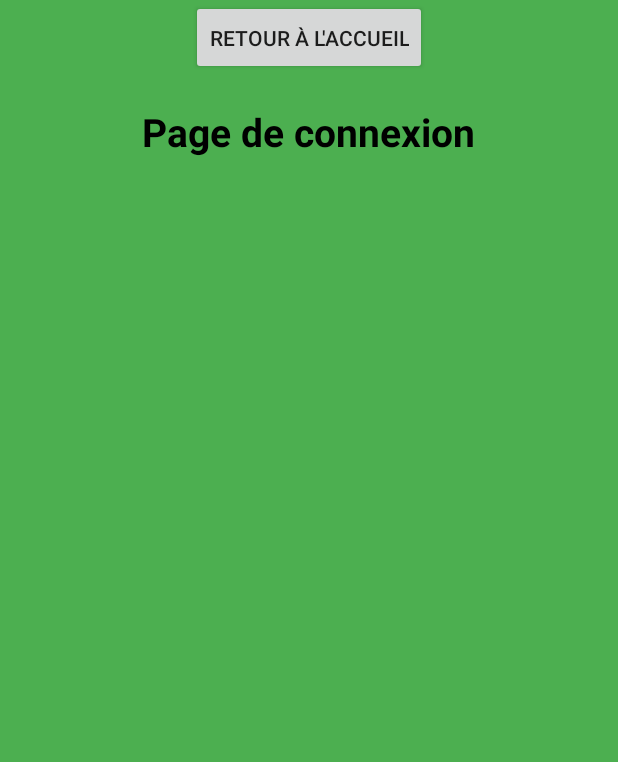
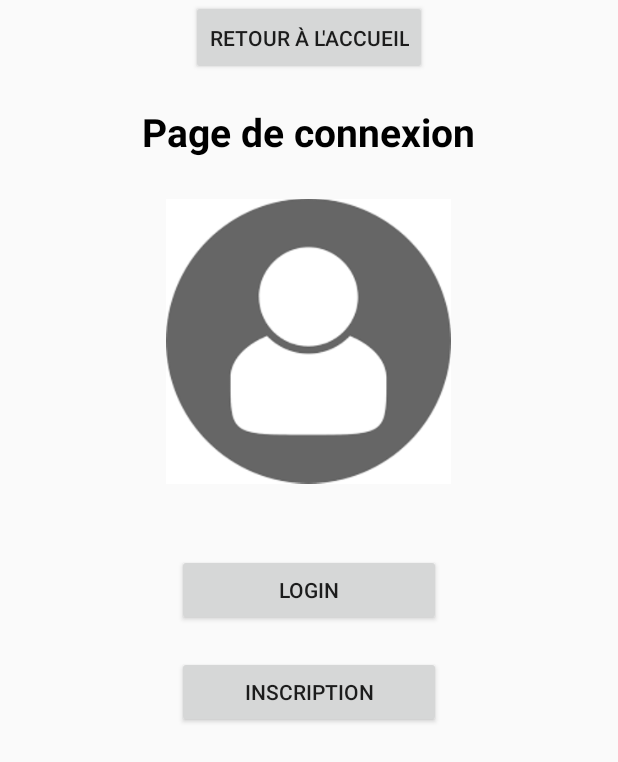
Before and after one commit to Antooooo/Stock_n_Go, an Android app: the inscription screen opened directly, with no data from a screen before it, after a tap on "RETOUR A LA PAGE DE CONNEXION", on a phone screen of 412 x 824 dp. Shown: the top 762 px of the screen. Run offline under Robolectric (Android 15) with nearby library versions, the phone set to English and light mode, and no system bars.

Commit message:
on est sur la fin

```diff
--- a/app/src/main/AndroidManifest.xml
+++ b/app/src/main/AndroidManifest.xml
@@ -1,9 +1,8 @@
 <?xml version="1.0" encoding="utf-8"?>
 <manifest xmlns:android="http://schemas.android.com/apk/res/android"
-
     package="com.example.stock_n_go">
 
-    <uses-permission android:name="android.permission.CAMERA"/>
+    <uses-permission android:name="android.permission.CAMERA" />
 
     <application
         android:allowBackup="true"
@@ -11,7 +10,7 @@
         android:roundIcon="@mipmap/ic_launcher_round"
         android:supportsRtl="true"
         android:theme="@style/AppTheme">
-        <activity android:name=".scanner"></activity>
+        <activity android:name=".scanner" />
         <activity android:name=".suppressionproduit" />
         <activity android:name=".descriptif_produit" />
         <activity android:name=".corpsproduit" />
--- a/app/src/main/java/com/example/stock_n_go/connexion.java
+++ b/app/src/main/java/com/example/stock_n_go/connexion.java
@@ -2,7 +2,10 @@ package com.example.stock_n_go;
 
 import androidx.appcompat.app.AppCompatActivity;
 
+import android.content.Intent;
 import android.os.Bundle;
+import android.view.View;
+import android.widget.Toast;
 
 public class connexion extends AppCompatActivity {
 
@@ -10,5 +13,14 @@ public class connexion extends AppCompatActivity {
     protected void onCreate(Bundle savedInstanceState) {
         super.onCreate(savedInstanceState);
         setContentView(R.layout.activity_connexion);
+
+
     }
+
+    public void pageincript(View view){
+        Intent intent1 = new Intent(this, inscription.class);
+        startActivity(intent1);
+    }
+
+
 }
--- a/app/src/main/java/com/example/stock_n_go/inscription.java
+++ b/app/src/main/java/com/example/stock_n_go/inscription.java
@@ -6,10 +6,9 @@ import android.content.Intent;
 import android.os.Bundle;
 import android.view.View;
 import android.widget.Button;
+import android.widget.Toast;
 
 public class inscription extends AppCompatActivity {
-
-    private Button retourconnexion;
 
     @Override
     protected void onCreate(Bundle savedInstanceState) {
@@ -17,18 +16,16 @@ public class inscription extends AppCompatActivity {
         setContentView(R.layout.activity_inscription);
 
 
-        retourconnexion = (Button) findViewById(R.id.retourlog);
-        retourconnexion.setOnClickListener(new View.OnClickListener() {
-            @Override
-            public void onClick(View v) {
-                retourpageconnexion();
-            }
-        });
-
     }
 
-    public void retourpageconnexion() {
-        Intent intent1 = new Intent(this, connexion.class);
-        startActivity(intent1);
+    public void pagelogin(View view){
+        Intent intent3 = new Intent(this, connexion.class);
+        startActivity(intent3);
+    }
+
+    public void validation(View view){
+        Intent intent2 = new Intent(this, MainActivity.class);
+        Toast.makeText(inscription.this,"Vous êtes bien inscrit",Toast.LENGTH_SHORT).show();
+        startActivity(intent2);
     }
 }
--- a/app/src/main/java/com/example/stock_n_go/newfiches.java
+++ b/app/src/main/java/com/example/stock_n_go/newfiches.java
@@ -64,7 +64,7 @@ public class newfiches extends AppCompatActivity {
                         nomduproduit.setText("Magret de canard ");
                         typedeproduit.setText("Comestible frais");
                         datedeperemptionduproduit.setText("17/08/2020");
-                        descriptionduproduit.setText("Magret de Canard délicatement préparé par notre ami Tanguy dans sa maison à Hoche, il nous a bien régalé");
+                        descriptionduproduit.setText("Magret de Canard délicatement préparé par notre ami Tanguy dans sa maison à Auch, il nous a bien régalé");
                         break;
 
                     case "87512345":
--- a/app/src/main/res/layout/activity_connexion.xml
+++ b/app/src/main/res/layout/activity_connexion.xml
@@ -4,7 +4,6 @@
     xmlns:tools="http://schemas.android.com/tools"
     android:layout_width="match_parent"
     android:layout_height="match_parent"
-    android:background="#4CAF50"
     tools:context=".connexion">
 
 
@@ -26,5 +25,32 @@
         android:textSize="26dp"
         android:textStyle="bold" />
 
+    <ImageView
+        android:id="@+id/imageView5"
+        android:layout_width="190dp"
+        android:layout_height="204dp"
+        android:layout_centerHorizontal="true"
+        android:layout_marginTop="125dp"
+        app:srcCompat="@drawable/compte" />
+
+    <Button
+        android:id="@+id/button9"
+        android:layout_width="176dp"
+        android:layout_height="wrap_content"
+        android:layout_below="@id/imageView5"
+        android:layout_centerHorizontal="true"
+        android:layout_marginTop="40dp"
+        android:text="Login" />
+
+    <Button
+        android:id="@+id/button10"
+        android:layout_width="176dp"
+        android:layout_height="wrap_content"
+        android:layout_below="@id/button9"
+        android:layout_centerHorizontal="true"
+        android:layout_marginTop="20dp"
+        android:onClick="pageincript"
+        android:text="Inscription" />
+
 
 </RelativeLayout>
--- a/app/src/main/res/layout/activity_inscription.xml
+++ b/app/src/main/res/layout/activity_inscription.xml
@@ -13,8 +13,8 @@
         android:layout_width="222dp"
         android:layout_height="70dp"
         android:layout_marginRight="-2dp"
-        android:layout_toLeftOf="@id/imageButton"
-    android:layout_centerHorizontal="true"
+        android:layout_centerHorizontal="true"
+        android:onClick="pagelogin"
         android:text="Retour a la page de connexion " />
 
     <TextView
@@ -86,6 +86,7 @@
         android:layout_height="wrap_content"
         android:layout_alignParentBottom="true"
         android:layout_centerHorizontal="true"
+        android:onClick="validation"
         android:text="Valider" />
 
 </RelativeLayout>
```
